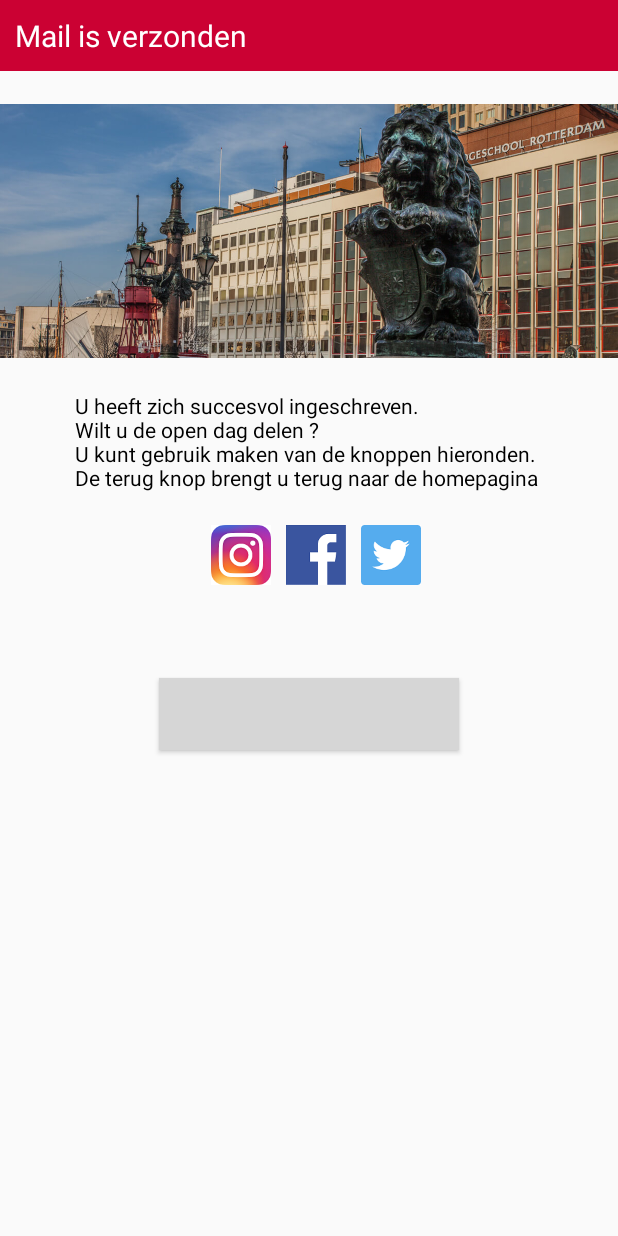
After one commit to canberkates/Project-B, an Android app: the layout fragment_mailcheck.xml on its own in the app's theme, with its tools: preview values and no code run, on a phone screen of 412 x 824 dp. The commit adds this screen. Run offline under Robolectric (Android 15) with nearby library versions, the phone set to English and light mode, and no system bars; grey boxes are pictures that could not be loaded.

Commit message:
MailCheck
Added page for mail verification.

```diff
--- /dev/null
+++ b/OpenDag/app/src/main/res/layout/fragment_mailcheck.xml
@@ -0,0 +1,85 @@
+<?xml version="1.0" encoding="utf-8"?>
+<ScrollView
+    xmlns:android="http://schemas.android.com/apk/res/android"
+    xmlns:app="http://schemas.android.com/apk/res-auto"
+    xmlns:tools="http://schemas.android.com/tools"
+    android:layout_width="match_parent"
+    android:layout_height="match_parent"
+    android:orientation="vertical"
+    tools:context=".VraagFragment">
+
+    <LinearLayout
+        android:layout_width="match_parent"
+        android:layout_height="wrap_content"
+        android:orientation="vertical" >
+
+        <TextView
+            android:layout_width="match_parent"
+            android:layout_height="wrap_content"
+            android:padding="10dp"
+            android:text="@string/mail_verzonden"
+            android:textColor="@color/white"
+            android:background="@color/hrrood"
+            android:textSize="20sp" />
+
+        <ImageView
+            android:id="@+id/imageView"
+            android:layout_width="match_parent"
+            android:layout_height="213dp"
+            app:srcCompat="@drawable/Wijnhaven" />
+
+        <TextView
+            android:id="@+id/textView2"
+            android:layout_width="wrap_content"
+            android:layout_height="wrap_content"
+            android:text="@string/inschrijftitel"
+            android:layout_gravity="center_horizontal"
+            android:textColor="@color/black"/>
+
+        <LinearLayout
+            android:layout_width="match_parent"
+            android:layout_height="64dp"
+            android:layout_marginBottom="30dp"
+            android:gravity="center"
+            android:orientation="horizontal">
+
+            <ImageButton
+                android:id="@+id/instaKnop"
+                android:layout_width="40dp"
+                android:layout_height="40dp"
+                android:layout_marginStart="10dp"
+                android:layout_marginTop="10dp"
+                android:background="@drawable/button_socials_instagram" />
+
+            <ImageButton
+                android:id="@+id/faceKnop"
+                android:layout_width="40dp"
+                android:layout_height="40dp"
+                android:layout_marginStart="10dp"
+                android:layout_marginTop="10dp"
+                android:background="@drawable/button_socials_facebook" />
+
+            <ImageButton
+                android:id="@+id/twitterKnop"
+                android:layout_width="40dp"
+                android:layout_height="40dp"
+                android:layout_marginStart="10dp"
+                android:layout_marginTop="10dp"
+                android:background="@drawable/button_socials_twitter" />
+
+
+        </LinearLayout>
+
+        <Button
+            android:id="@+id/questionButton"
+            android:layout_width="wrap_content"
+            android:layout_height="wrap_content"
+            android:layout_gravity="center_horizontal"
+            android:width="200dp"
+            android:text="@string/home"
+            android:textColor="@color/white"
+            android:background="@color/buttonColor"
+            android:layout_marginVertical="30dp"/>
+
+    </LinearLayout>
+</ScrollView>
--- a/OpenDag/app/src/main/res/values/strings.xml
+++ b/OpenDag/app/src/main/res/values/strings.xml
@@ -43,20 +43,29 @@
     <string name="achternaam">Achternaam:</string>
     <string name="datum">Geboortedatum:</string>
     <string name="verstuur">Verstuur</string>
+    <string name="home">Terug</string>
     <string name="vooropleiding">Wat is je vooropleiding?</string>
 
     <string name="vraag_titel">Stel hier je vraag</string>
     <string name="volledige_naam">Naam</string>
     <string name="vraag">Vraag</string>
+    <string name="mail_verzonden">Mail is verzonden</string>
+    <string name="inschrijftitel">U heeft zich succesvol ingeschreven. \nWilt u de open dag delen ? \nU kunt gebruik maken van de knoppen hieronden. \nDe terug knop brengt u terug naar de homepagina</string>
 
     <string name="informatie_titel">Contact</string>
     <string name="informatie_adres">Adres:</string>
-    <string name="informatie_adres_gegevens">Wijnhaven 99,\n3011 WN Rotterdam</string>
+    <string name="informatie_adres_gegevens">Wijnhaven 107,\n3011 WN Rotterdam</string>
     <string name="informatie_contact">Contact gegevens:</string>
     <string name="informatie_contact_gegevens">010 794 4000\ncmi-balie@hr.nl</string>
     <string name="informatie_openingstijden">Openingstijden:</string>
     <string name="informatie_openingstijden_gegevens1">Maandag \nDinsdag \nWoensdag \nDonderdag \nVrijdag \nZaterdag \nZondag \n</string>
     <string name="informatie_openingstijden_gegevens2">07:30 - 22:00 uur\n07:30 - 22:00 uur\n07:30 - 22:00 uur\n07:30 - 22:00 uur\n07:30 - 22:00 uur\nGesloten\nGesloten</string>
+    <string name="btnbeganegrond">Begane grond</string>
+    <string name="btnetage1">Eerste etage</string>
+    <string name="btnetage2">Tweede etage</string>
+    <string name="btnetage3">Derde etage</string>
+    <string name="btnetage4">Vierde etage</string>
+    <string name="btnetage5">Vijfde etage</string>
 
 
 </resources>
```
Also changed, not shown: OpenDag/app/src/main/java/nl/bakisen/opendag/InschrijvenFragment.java (+59 -17 lines), OpenDag/app/src/main/java/nl/bakisen/opendag/MailCheckFragment.java (added, +70 -0 lines), OpenDag/app/src/main/res/drawable/Wijnhaven.jpg (added).
